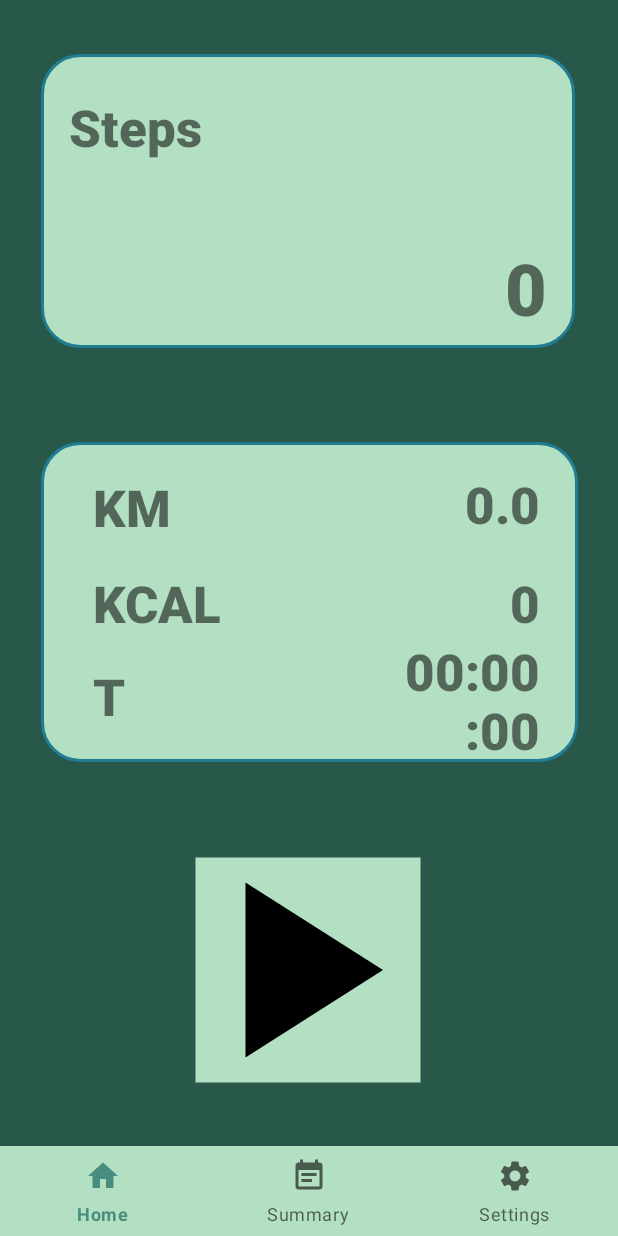
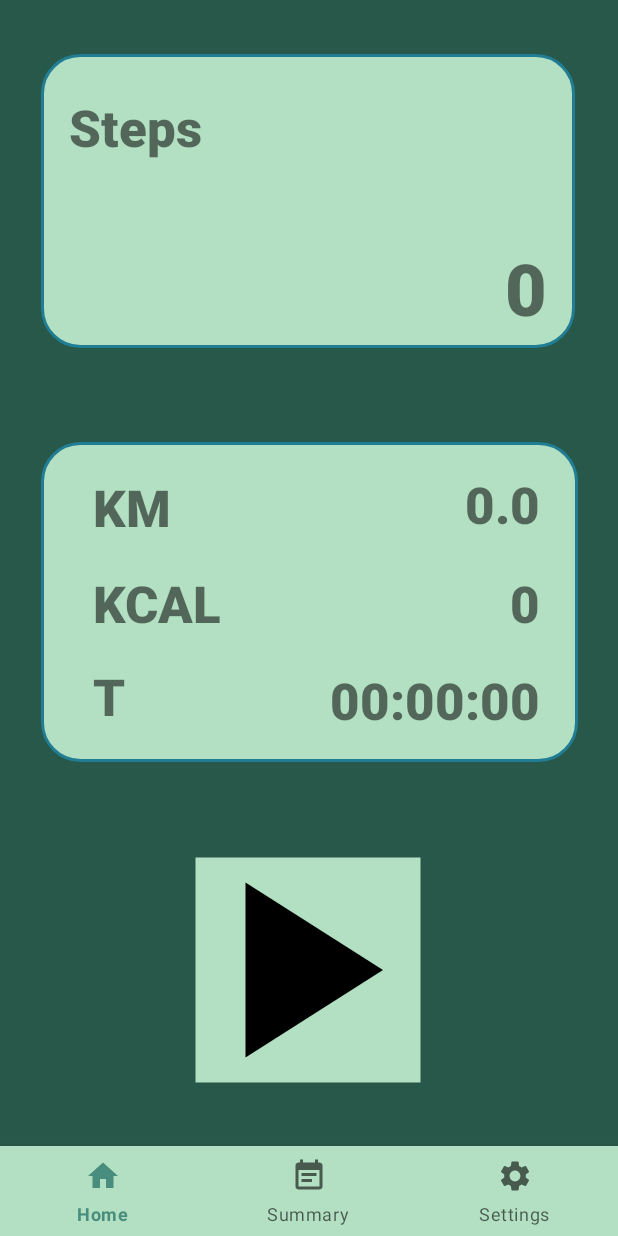
Before and after one commit to mariuszzarzycki99/Pedometer, an Android app: the screen it shows after launch (MainActivity), on a phone screen of 412 x 824 dp. Run offline under Robolectric (Android 15) with nearby library versions, the phone set to English and light mode, and no system bars; libraries missing offline, so code that uses them is left out: com.github.mikephil.charting.

Commit message:
Home screen corrected

```diff
--- a/app/src/main/res/layout/fragment_home.xml
+++ b/app/src/main/res/layout/fragment_home.xml
@@ -128,8 +128,8 @@
 
     <TextView
         android:id="@+id/time"
-        android:layout_width="90dp"
-        android:layout_height="wrap_content"
+        android:layout_width="173dp"
+        android:layout_height="45dp"
         android:layout_below="@+id/textView3"
         android:layout_alignStart="@+id/textView3"
         android:fontFamily="sans-serif-black"
```
